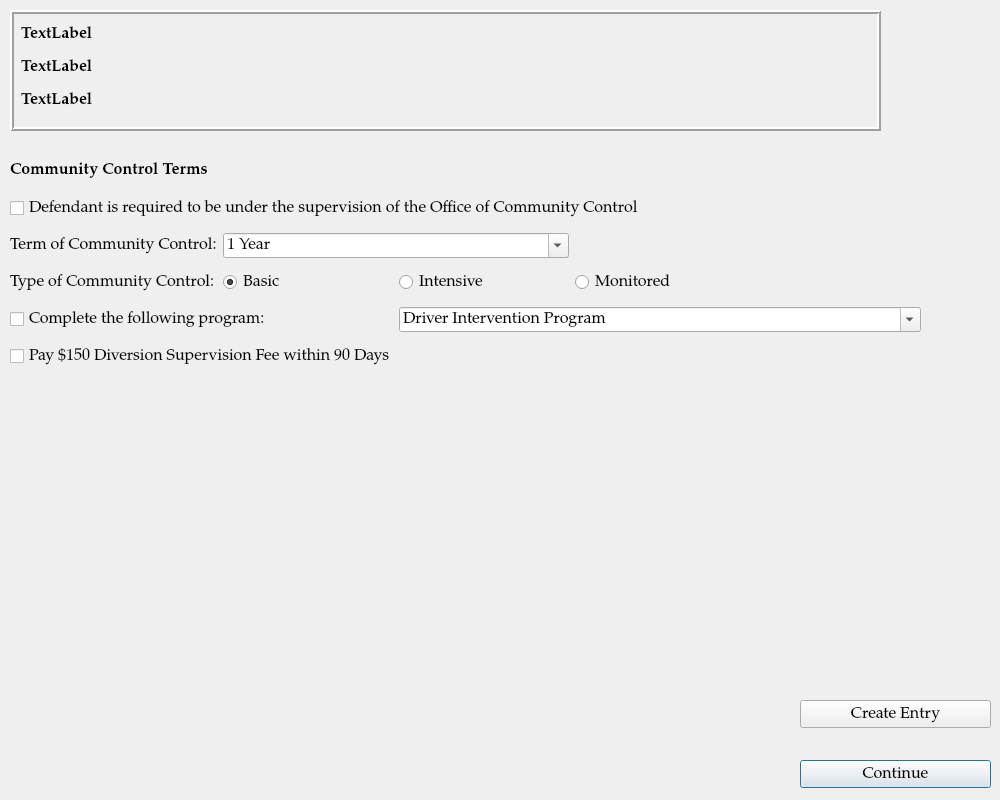
This is ui/CommunityControlDialog.ui in HunterProgram22/MuniEntry as Qt 5 draws it before an edit. The edited form follows.
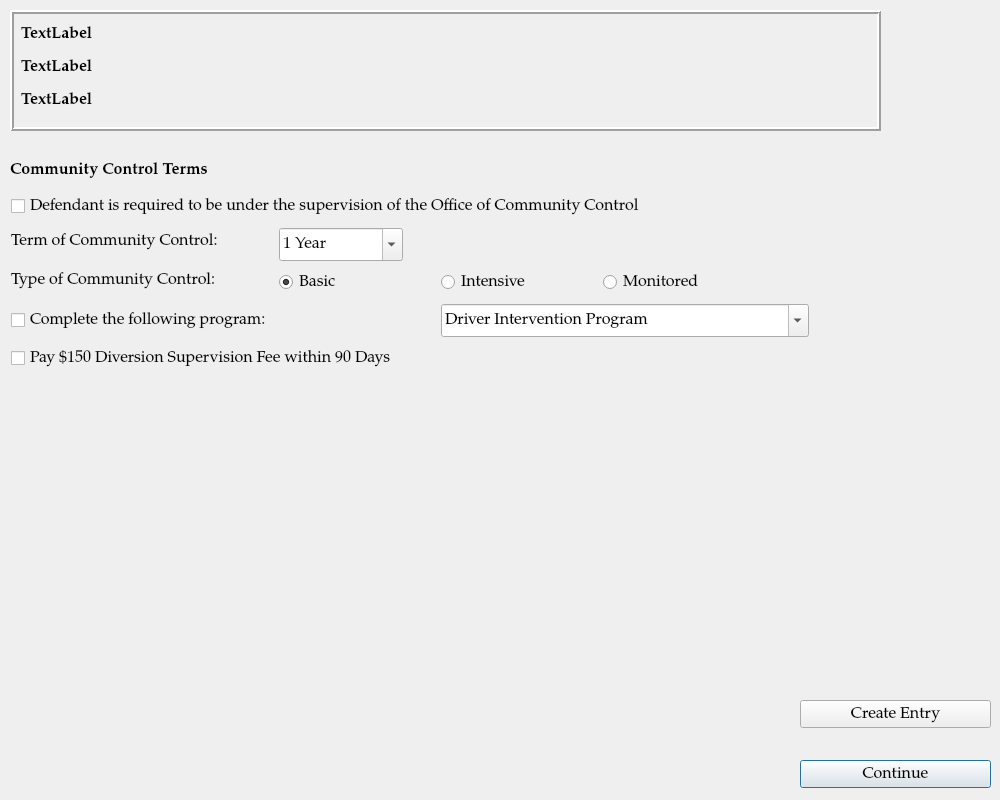
This is the edited form.

Commit message: Started community control but have a bug opening word document.

Diff of the .ui file:
```diff
--- a/ui/CommunityControlDialog.ui
+++ b/ui/CommunityControlDialog.ui
@@ -155,32 +155,73 @@
     <string>Community Control Terms</string>
    </property>
   </widget>
-  <widget class="QWidget" name="">
+  <widget class="QRadioButton" name="monitoredRadioButton">
    <property name="geometry">
     <rect>
-     <x>10</x>
-     <y>190</y>
-     <width>911</width>
-     <height>185</height>
+     <x>603</x>
+     <y>267</y>
+     <width>122</width>
+     <height>31</height>
     </rect>
    </property>
-   <layout class="QGridLayout" name="gridLayout">
-    <item row="0" column="0" colspan="5">
-     <widget class="QCheckBox" name="checkBox">
       <property name="text">
-       <string>Defendant is required to be under the supervision of the Office of Community Control</string>
-      </property>
-     </widget>
-    </item>
-    <item row="1" column="0">
+    <string>Monitored</string>
+   </property>
+   <attribute name="buttonGroup">
+    <string notr="true">communityControlButtonGroup</string>
+   </attribute>
+  </widget>
+  <widget class="QRadioButton" name="intensiveRadioButton">
+   <property name="geometry">
+    <rect>
+     <x>441</x>
+     <y>267</y>
+     <width>111</width>
+     <height>31</height>
+    </rect>
+   </property>
+   <property name="text">
+    <string>Intensive</string>
+   </property>
+   <attribute name="buttonGroup">
+    <string notr="true">communityControlButtonGroup</string>
+   </attribute>
+  </widget>
      <widget class="QLabel" name="label_2">
+   <property name="geometry">
+    <rect>
+     <x>11</x>
+     <y>228</y>
+     <width>262</width>
+     <height>27</height>
+    </rect>
+   </property>
       <property name="text">
        <string>Term of Community Control:</string>
       </property>
      </widget>
-    </item>
-    <item row="1" column="1" colspan="2">
+  <widget class="QCheckBox" name="community_control_required_checkbox">
+   <property name="geometry">
+    <rect>
+     <x>11</x>
+     <y>191</y>
+     <width>803</width>
+     <height>31</height>
+    </rect>
+   </property>
+   <property name="text">
+    <string>Defendant is required to be under the supervision of the Office of Community Control</string>
+   </property>
+  </widget>
      <widget class="QComboBox" name="term_of_community_control_box">
+   <property name="geometry">
+    <rect>
+     <x>279</x>
+     <y>228</y>
+     <width>124</width>
+     <height>33</height>
+    </rect>
+   </property>
       <property name="sizePolicy">
        <sizepolicy hsizetype="Minimum" vsizetype="Fixed">
         <horstretch>0</horstretch>
@@ -216,26 +257,44 @@
        </property>
       </item>
      </widget>
-    </item>
-    <item row="2" column="0">
      <widget class="QLabel" name="label_3">
+   <property name="geometry">
+    <rect>
+     <x>11</x>
+     <y>267</y>
+     <width>259</width>
+     <height>27</height>
+    </rect>
+   </property>
       <property name="text">
        <string>Type of Community Control:</string>
       </property>
      </widget>
-    </item>
-    <item row="3" column="0" colspan="2">
      <widget class="QCheckBox" name="checkBox_4">
+   <property name="geometry">
+    <rect>
+     <x>11</x>
+     <y>305</y>
+     <width>327</width>
+     <height>31</height>
+    </rect>
+   </property>
       <property name="text">
        <string>Complete the following program:</string>
       </property>
      </widget>
-    </item>
-    <item row="3" column="2" colspan="3">
      <widget class="QComboBox" name="comboBox_2">
       <property name="enabled">
        <bool>true</bool>
       </property>
+   <property name="geometry">
+    <rect>
+     <x>441</x>
+     <y>304</y>
+     <width>368</width>
+     <height>33</height>
+    </rect>
+   </property>
       <property name="editable">
        <bool>true</bool>
       </property>
@@ -260,16 +319,31 @@
        </property>
       </item>
      </widget>
-    </item>
-    <item row="4" column="0" colspan="5">
      <widget class="QCheckBox" name="checkBox_2">
+   <property name="geometry">
+    <rect>
+     <x>11</x>
+     <y>343</y>
+     <width>482</width>
+     <height>31</height>
+    </rect>
+   </property>
       <property name="text">
        <string>Pay $150 Diversion Supervision Fee within 90 Days</string>
       </property>
      </widget>
-    </item>
-    <item row="2" column="1">
-     <widget class="QRadioButton" name="radioButton">
+  <widget class="QRadioButton" name="basicRadioButton">
+   <property name="enabled">
+    <bool>true</bool>
+   </property>
+   <property name="geometry">
+    <rect>
+     <x>279</x>
+     <y>267</y>
+     <width>73</width>
+     <height>31</height>
+    </rect>
+   </property>
       <property name="text">
        <string>Basic</string>
       </property>
@@ -277,31 +351,8 @@
        <bool>true</bool>
       </property>
       <attribute name="buttonGroup">
-       <string notr="true">buttonGroup</string>
-      </attribute>
-     </widget>
-    </item>
-    <item row="2" column="2">
-     <widget class="QRadioButton" name="radioButton_2">
-      <property name="text">
-       <string>Intensive</string>
-      </property>
-      <attribute name="buttonGroup">
-       <string notr="true">buttonGroup</string>
-      </attribute>
-     </widget>
-    </item>
-    <item row="2" column="3">
-     <widget class="QRadioButton" name="radioButton_3">
-      <property name="text">
-       <string>Monitored</string>
-      </property>
-      <attribute name="buttonGroup">
-       <string notr="true">buttonGroup</string>
-      </attribute>
-     </widget>
-    </item>
-   </layout>
+    <string notr="true">communityControlButtonGroup</string>
+   </attribute>
   </widget>
  </widget>
  <tabstops>
```
Left out of the diff: 58 changed lines with no effect on the pictures. Lines whose indentation alone changed are shown as unchanged. The commit also changes 14 other files.
